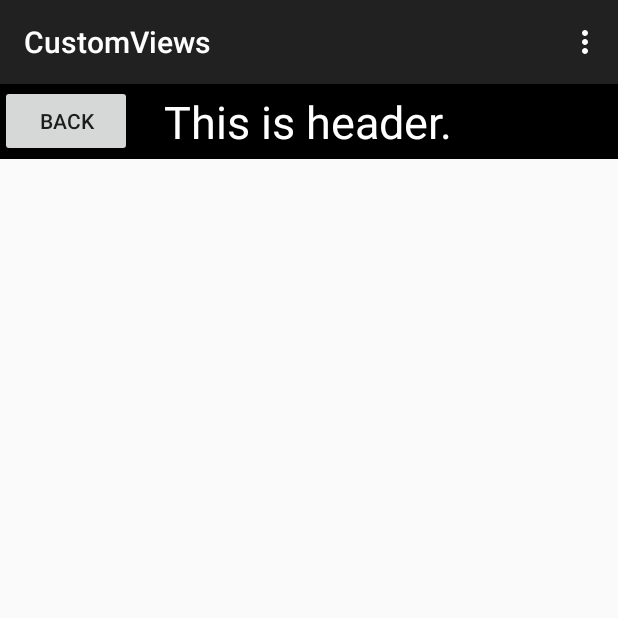
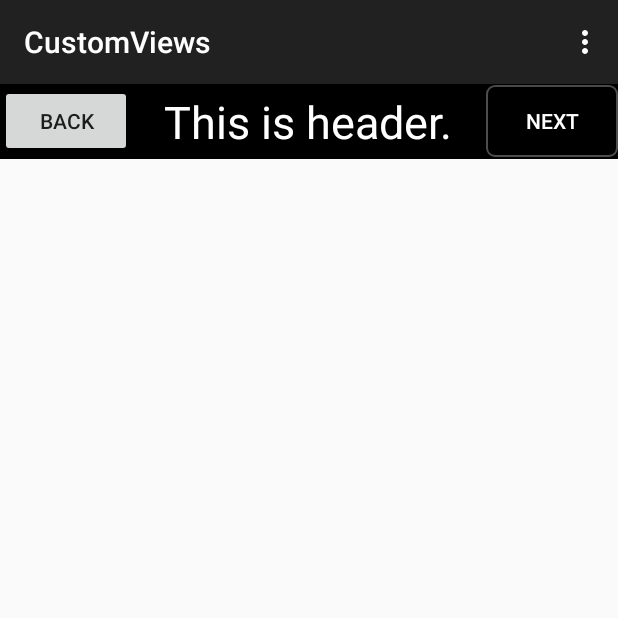
Before and after one commit to simpleandroid/CustomViews, an Android app: the screen it shows after launch (MainActivity), on a phone screen of 412 x 824 dp, the top half of it. Run offline under Robolectric (Android 15) with nearby library versions, the phone set to English and light mode, and no system bars.

Commit message:
custom layout, selector,

```diff
--- a/app/src/main/java/com/android/alex/customviews/HeaderView.java
+++ b/app/src/main/java/com/android/alex/customviews/HeaderView.java
@@ -16,17 +16,25 @@ public class HeaderView extends FrameLayout {
 
     private TextView mTitleText;
     private Button mBackBtn;
+    private Button mNextBtn;
 
     public HeaderView(Context context, AttributeSet attrs) {
         super(context, attrs);
         LayoutInflater.from(context).inflate(R.layout.header_layout, this);
-        mTitleText = (TextView)findViewById(R.id.tv_title);
-        mBackBtn = (Button)findViewById(R.id.btn_back);
+        mTitleText = (TextView) findViewById(R.id.tv_title);
+        mBackBtn = (Button) findViewById(R.id.btn_back);
         mBackBtn.setOnClickListener(new OnClickListener() {
 
             @Override
             public void onClick(View v) {
-                ((Activity)getContext()).finish();
+                ((Activity) getContext()).finish();
+            }
+        });
+        mNextBtn = (Button) findViewById(R.id.btn_Next);
+        mNextBtn.setOnClickListener(new OnClickListener() {
+            @Override
+            public void onClick(View v) {
+                //do nothing;
             }
         });
     }
@@ -42,4 +50,8 @@ public class HeaderView extends FrameLayout {
     public void setBackButtonListener(OnClickListener l) {
         mBackBtn.setOnClickListener(l);
     }
+
+    public void setNextButtonListener(OnClickListener l) {
+        mNextBtn.setOnClickListener(l);
+    }
 }
--- a/app/src/main/java/com/android/alex/customviews/MyLayout.java
+++ b/app/src/main/java/com/android/alex/customviews/MyLayout.java
@@ -39,7 +39,6 @@ public class MyLayout extends ViewGroup {
                 int top = 100;
                 int left = 0 == i ? 0 : getChildAt(i - 1).getMeasuredWidth();
                 int right = left + childView.getMeasuredWidth();
-                Log.v(TAG, String.valueOf(left));
                 childView.layout(left, top, right, childView.getMeasuredHeight());
             }
         }
--- /dev/null
+++ b/app/src/main/res/drawable/custom_button_normal.xml
@@ -0,0 +1,30 @@
+<?xml version="1.0" encoding="utf-8"?>
+<shape xmlns:android="http://schemas.android.com/apk/res/android"
+    android:shape="rectangle">
+    <corners
+        android:radius="10dp"
+        android:topLeftRadius="5dp"
+        android:topRightRadius="5dp"
+        android:bottomLeftRadius="5dp"
+        android:bottomRightRadius="5dp" />
+    <gradient
+        android:startColor="#4D4D4D"
+        android:endColor="#4D4D4D"
+        android:centerColor="#000000"
+        android:angle="90" />
+
+    <padding
+        android:left="10dp"
+        android:top="10dp"
+        android:right="10dp"
+        android:bottom="10dp" />
+
+    <!--<size android:width="400dp" />-->
+
+    <solid android:color="#000000" />
+
+    <stroke
+        android:color="#4D4D4D"
+        android:width="1dp" />
+
+</shape>
--- /dev/null
+++ b/app/src/main/res/drawable/custom_button_selected.xml
@@ -0,0 +1,30 @@
+<?xml version="1.0" encoding="utf-8"?>
+<shape xmlns:android="http://schemas.android.com/apk/res/android"
+    android:shape="rectangle">
+    <corners
+        android:radius="10dp"
+        android:topLeftRadius="5dp"
+        android:topRightRadius="5dp"
+        android:bottomLeftRadius="5dp"
+        android:bottomRightRadius="5dp" />
+    <gradient
+        android:startColor="#4D4D4D"
+        android:endColor="#4D4D4D"
+        android:centerColor="#000000"
+        android:angle="90" />
+
+    <padding
+        android:left="10dp"
+        android:top="10dp"
+        android:right="10dp"
+        android:bottom="10dp" />
+
+    <!--<size android:width="400dp" />-->
+
+    <solid android:color="#4D4D4D" />
+
+    <stroke
+        android:color="#4D4D4D"
+        android:width="1dp" />
+
+</shape>
--- /dev/null
+++ b/app/src/main/res/drawable/custom_button_selector.xml
@@ -0,0 +1,6 @@
+<?xml version="1.0" encoding="utf-8"?>
+<selector xmlns:android="http://schemas.android.com/apk/res/android">
+    <item android:drawable="@drawable/custom_button_selected" android:state_selected="true"></item>
+    <item android:drawable="@drawable/custom_button_selected" android:state_focused="true"></item>
+    <item android:drawable="@drawable/custom_button_normal"></item>
+</selector>
--- a/app/src/main/res/layout/header_layout.xml
+++ b/app/src/main/res/layout/header_layout.xml
@@ -9,7 +9,18 @@
         android:layout_width="wrap_content"
         android:layout_height="wrap_content"
         android:layout_centerVertical="true"
-        android:text="Back"></Button>
+        android:text="Back"
+        android:layout_alignParentLeft="true" />
+
+    <Button
+        android:id="@+id/btn_Next"
+        android:layout_width="wrap_content"
+        android:layout_height="wrap_content"
+        android:layout_centerVertical="true"
+        android:text="Next"
+        android:textColor="@android:color/white"
+        android:background="@drawable/custom_button_selector"
+        android:layout_alignParentRight="true" />
 
     <TextView
         android:id="@+id/tv_title"
--- /dev/null
+++ b/app/src/main/res/layout/sample_my_list_view.xml
@@ -0,0 +1,10 @@
+<FrameLayout xmlns:android="http://schemas.android.com/apk/res/android"
+    xmlns:app="http://schemas.android.com/apk/res/com.android.alex.customviews"
+    android:layout_width="match_parent" android:layout_height="match_parent">
+
+    <com.android.alex.customviews.MyListView android:background="#ccc" android:layout_width="300dp"
+        android:layout_height="300dp" android:paddingLeft="20dp" android:paddingBottom="40dp"
+        app:exampleDimension="24sp" app:exampleColor="#33b5e5" app:exampleString="Hello, MyListView"
+        app:exampleDrawable="@android:drawable/ic_menu_add" />
+
+</FrameLayout>
```
Also changed, not shown: 2 other files.
